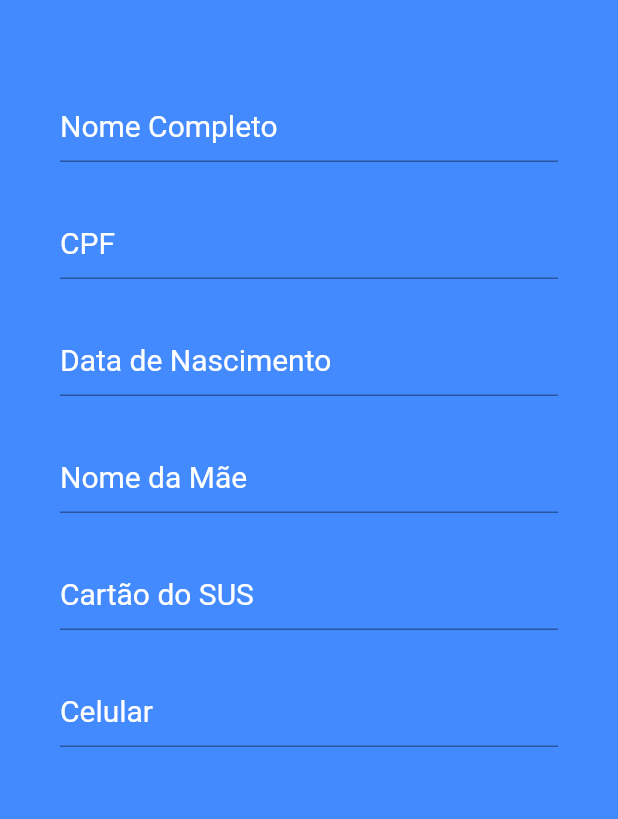
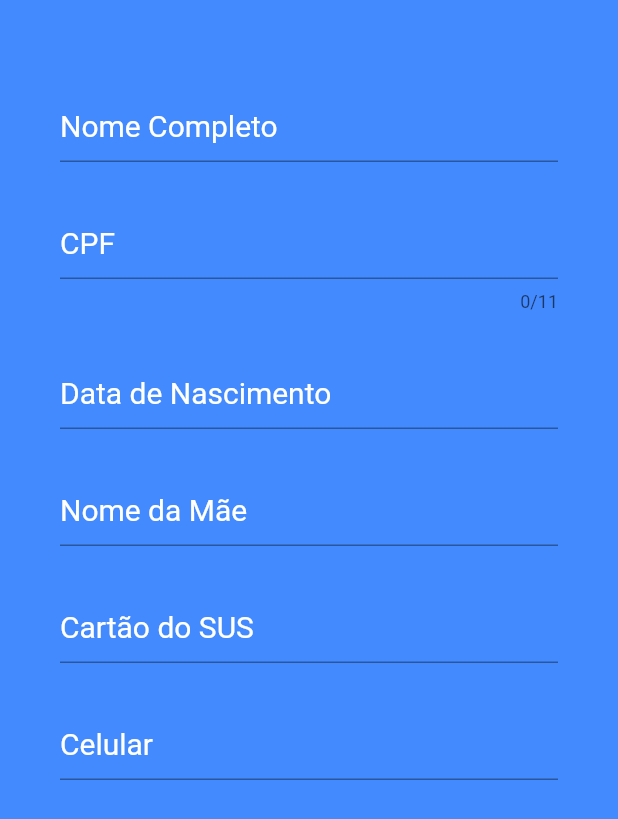
Before and after one commit to romeuporto/MaisSaude, a Flutter app: the RegisterPage screen opened directly, on a phone screen of 412 x 824 dp. Shown: the top 819 px of the screen. Run offline on Flutter 3.47's test engine with Material 2 defaults, Android fonts, the phone set to English and light mode, and no system bars.

Commit message:
finichins RegisterPage

```diff
--- a/mais_saude/lib/RegistrationPage.dart
+++ b/mais_saude/lib/RegistrationPage.dart
@@ -37,6 +37,8 @@ class _RegisterPageState extends State<RegisterPage> {
               height: 30,
             ),
             TextFormField(
+                cursorColor: Colors.white,
+                maxLength: 11,
                 keyboardType: TextInputType.number,
                 decoration: InputDecoration(
                     hintText: "CPF",
@@ -51,6 +53,7 @@ class _RegisterPageState extends State<RegisterPage> {
               height: 30,
             ),
             TextFormField(
+                cursorColor: Colors.white,
                 keyboardType: TextInputType.datetime,
                 decoration: InputDecoration(
                   hintText: "Data de Nascimento",
@@ -65,6 +68,7 @@ class _RegisterPageState extends State<RegisterPage> {
               height: 30,
             ),
             TextFormField(
+                cursorColor: Colors.white,
                 keyboardType: TextInputType.text,
                 decoration: InputDecoration(
                   hintText: "Nome da Mãe",
@@ -79,6 +83,7 @@ class _RegisterPageState extends State<RegisterPage> {
               height: 30,
             ),
             TextFormField(
+                cursorColor: Colors.white,
                 keyboardType: TextInputType.number,
                 decoration: InputDecoration(
                   hintText: "Cartão do SUS",
@@ -93,6 +98,7 @@ class _RegisterPageState extends State<RegisterPage> {
               height: 30,
             ),
             TextFormField(
+                cursorColor: Colors.white,
                 keyboardType: TextInputType.phone,
                 decoration: InputDecoration(
                   hintText: "Celular",
```
